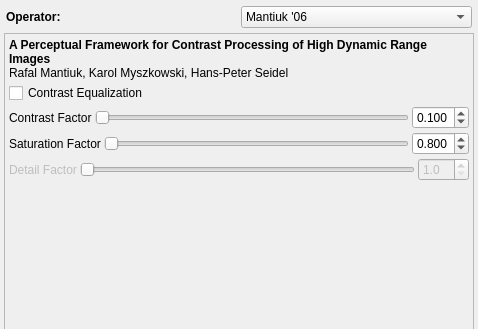
Above: forms/TonemappingPanel.ui from LuminanceHDR/LuminanceHDR before the change; both pictures show x 0 to 478 and y 0 to 329 of the 478 by 744 pixel window. Below: the same form after it.
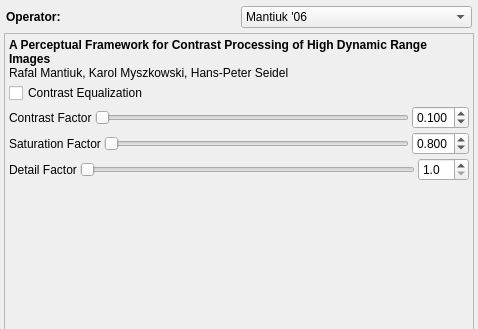
That is the form after the change. Icons and pictures are not drawn.

Commit message: Changed max saturation factor value to 2.0 (user request)

```diff
--- a/forms/TonemappingPanel.ui
+++ b/forms/TonemappingPanel.ui
@@ -257,7 +257,7 @@
              <item>
               <widget class="QLabel" name="label_desc_df">
                <property name="enabled">
-                <bool>false</bool>
+                <bool>true</bool>
                </property>
                <property name="text">
                 <string>Detail Factor</string>
@@ -283,7 +283,7 @@
              <item>
               <widget class="QDoubleSpinBox" name="detailFactordsb">
                <property name="enabled">
-                <bool>false</bool>
+                <bool>true</bool>
                </property>
                <property name="decimals">
                 <number>1</number>
```
Left out of the diff: 4 changed lines with no effect on the pictures.
